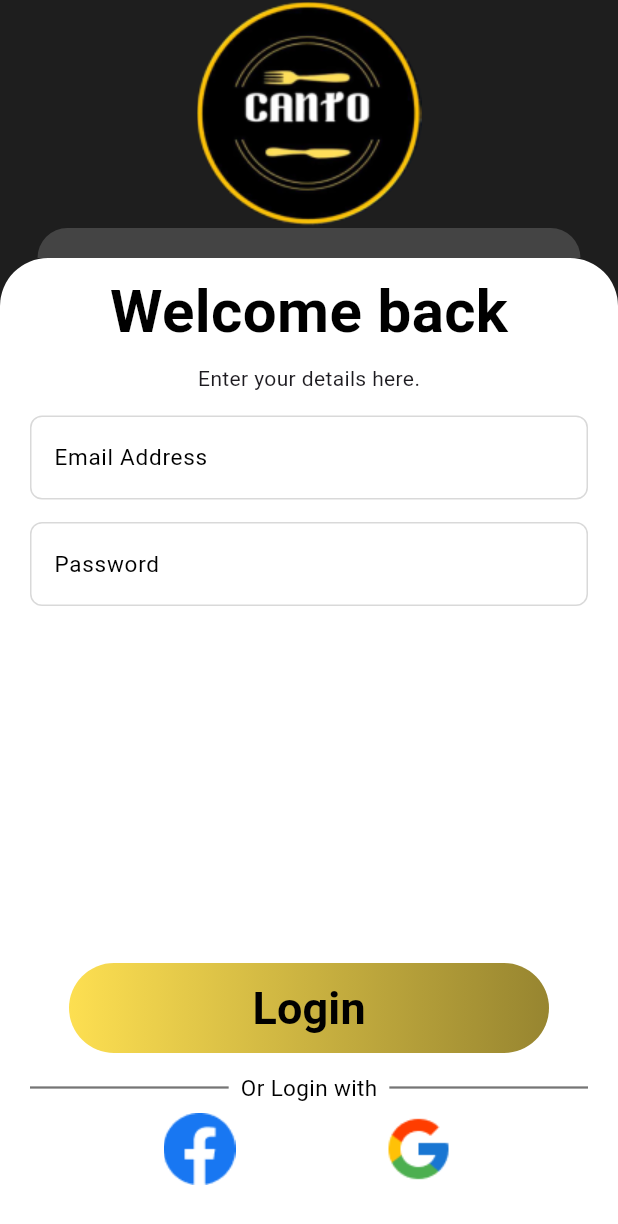
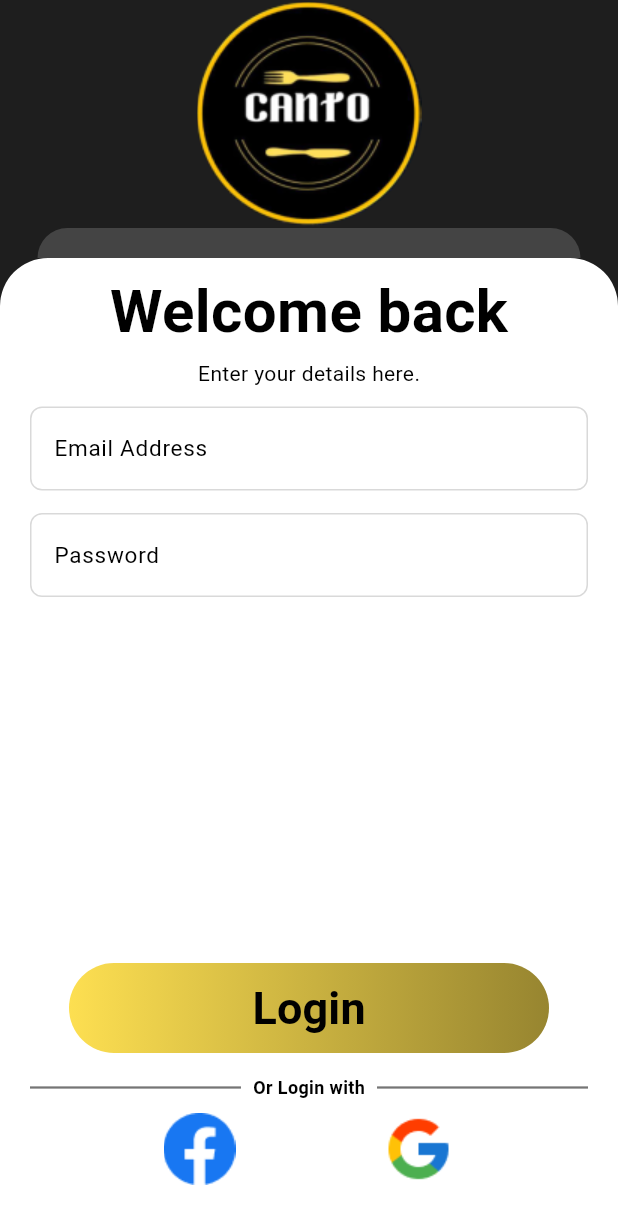
Before and after one commit to malith-kavi/canto, a Flutter app: the screen it shows after launch, on a phone screen of 412 x 824 dp. Shown: the top 1224 px of the screen. Run offline on Flutter 3.47's test engine with Material 3 defaults, Android fonts, the phone set to English and light mode, and no system bars.

Commit message:
Update constants.dart

```diff
--- a/lib/constants.dart
+++ b/lib/constants.dart
@@ -24,6 +24,13 @@ const BodyText1 = TextStyle(
 
 const BodyText2 = TextStyle(
   color: Color.fromARGB(255, 0, 0, 0),
-  fontSize: 15,
+  fontSize: 12,
+  height: 1,
+  fontWeight: FontWeight.bold
+  );
+
+  const BodyText3 = TextStyle(
+  color: Color.fromARGB(255, 0, 0, 0),
+  fontSize: 14,
   height: 1,
   );
```
